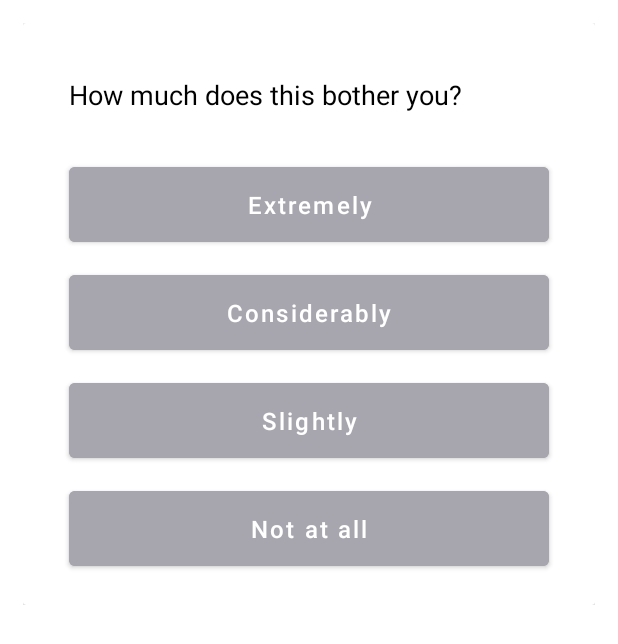
After one commit to ReetaThakur/MentalHealthApp, an Android app: the layout bottom_sheet_selection.xml on its own in the app's theme, with its tools: preview values and no code run, on a phone screen of 412 x 824 dp. The commit adds this screen. Shown: the top 644 px of the screen. Run offline under Robolectric (Android 15) with nearby library versions, the phone set to English and light mode, and no system bars.

Commit message:
commit............ not decided ................

```diff
--- a/app/src/main/java/com/application/mentalhealth/splashandonboarding/FifthScreen.kt
+++ b/app/src/main/java/com/application/mentalhealth/splashandonboarding/FifthScreen.kt
@@ -1,27 +1,19 @@
 package com.application.mentalhealth.splashandonboarding
-
 import android.os.Bundle
 import androidx.fragment.app.Fragment
-import android.view.LayoutInflater
 import android.view.View
-import android.view.ViewGroup
+import androidx.navigation.fragment.findNavController
 import androidx.viewpager2.widget.ViewPager2
 import com.application.mentalhealth.R
 import kotlinx.android.synthetic.main.fragment_fifth_screen.view.*
 
-class FifthScreen : Fragment() {
-    override fun onCreateView(
-        inflater: LayoutInflater, container: ViewGroup?,
-        savedInstanceState: Bundle?
-    ): View? {
-        // Inflate the layout for this fragment
-        val view = inflater.inflate(R.layout.fragment_fifth_screen, container, false)
+class FifthScreen : Fragment(R.layout.fragment_fifth_screen) {
+    override fun onViewCreated(view: View, savedInstanceState: Bundle?) {
+        super.onViewCreated(view, savedInstanceState)
 
-        val viewPager =  activity?.findViewById<ViewPager2>(R.id.viewPager)
-
-        view.btnNext5.setOnClickListener {
+        val viewPager = activity?.findViewById<ViewPager2>(R.id.viewPager)
+        view.btnNext511.setOnClickListener {
             viewPager?.currentItem = 6
         }
-        return view
     }
 }
--- a/app/src/main/java/com/application/mentalhealth/splashandonboarding/FourthScreen.kt
+++ b/app/src/main/java/com/application/mentalhealth/splashandonboarding/FourthScreen.kt
@@ -1,15 +1,16 @@
 package com.application.mentalhealth.splashandonboarding
 
 import android.os.Bundle
+import android.view.LayoutInflater
 import androidx.fragment.app.Fragment
-import android.view.LayoutInflater
 import android.view.View
 import android.view.ViewGroup
 import androidx.viewpager2.widget.ViewPager2
 import com.application.mentalhealth.R
 import kotlinx.android.synthetic.main.fragment_fourth_screen.view.*
 
-class FourthScreen : Fragment() {
+class FourthScreen : Fragment(R.layout.fragment_fourth_screen) {
+
     override fun onCreateView(
         inflater: LayoutInflater, container: ViewGroup?,
         savedInstanceState: Bundle?
--- /dev/null
+++ b/app/src/main/res/layout/bottom_sheet_selection.xml
@@ -0,0 +1,87 @@
+<?xml version="1.0" encoding="utf-8"?>
+<LinearLayout xmlns:android="http://schemas.android.com/apk/res/android"
+    xmlns:app="http://schemas.android.com/apk/res-auto"
+    android:id="@+id/bottom_sheet"
+    android:layout_width="match_parent"
+    android:layout_height="wrap_content"
+    android:background="#fff"
+    android:orientation="vertical"
+    android:padding="15dp"
+    app:behavior_hideable="true"
+    app:behavior_peekHeight="56dp"
+    app:layout_behavior="@string/bottom_sheet_behavior">
+
+    <androidx.cardview.widget.CardView
+        android:layout_width="match_parent"
+        android:foregroundGravity="bottom"
+        android:layout_height="wrap_content">
+        <LinearLayout
+            android:layout_width="match_parent"
+            android:layout_marginStart="15dp"
+            android:layout_marginEnd="15dp"
+            android:layout_marginBottom="20dp"
+            android:orientation="vertical"
+            android:layout_height="wrap_content">
+            <TextView
+                android:layout_width="wrap_content"
+                android:layout_height="wrap_content"
+                android:layout_marginStart="15dp"
+                android:layout_marginTop="35dp"
+                android:text="How much does this bother you?"
+                android:textColor="@color/black"
+                android:textSize="18sp"/>
+            <Button
+                android:id="@+id/btn_Extremely"
+                android:layout_width="match_parent"
+                android:layout_height="wrap_content"
+                android:backgroundTint="#A7A5AD"
+                android:textColor="@color/white"
+                android:text="Extremely"
+                android:textSize="16sp"
+                android:padding="14dp"
+                android:textAllCaps="false"
+                android:layout_marginStart="15dp"
+                android:layout_marginEnd="15dp"
+                android:layout_marginTop="30dp"/>
+            <Button
+                android:id="@+id/btn_Considerably"
+                android:layout_width="match_parent"
+                android:layout_height="wrap_content"
+                android:backgroundTint="#A7A5AD"
+                android:textColor="@color/white"
+                android:text="Considerably"
+                android:textSize="16sp"
+                android:padding="14dp"
+                android:textAllCaps="false"
+                android:layout_marginStart="15dp"
+                android:layout_marginEnd="15dp"
+                android:layout_marginTop="10dp"/>
+            <Button
+                android:id="@+id/btn_Slightly"
+                android:layout_width="match_parent"
+                android:layout_height="wrap_content"
+                android:backgroundTint="#A7A5AD"
+                android:textColor="@color/white"
+                android:text="Slightly"
+                android:textSize="16sp"
+                android:padding="14dp"
+                android:textAllCaps="false"
+                android:layout_marginStart="15dp"
+                android:layout_marginEnd="15dp"
+                android:layout_marginTop="10dp"/>
+            <Button
+                android:id="@+id/btn_NotAtAll"
+                android:layout_width="match_parent"
+                android:layout_height="wrap_content"
+                android:backgroundTint = "#A7A5AD"
+                android:textColor="@color/white"
+                android:text="Not at all"
+                android:textSize="16sp"
+                android:padding="14dp"
+                android:textAllCaps="false"
+                android:layout_marginStart="15dp"
+                android:layout_marginEnd="15dp"
+                android:layout_marginTop="10dp"/>
+        </LinearLayout>
+    </androidx.cardview.widget.CardView>
+</LinearLayout>
--- a/app/src/main/res/layout/fragment_fifth_screen.xml
+++ b/app/src/main/res/layout/fragment_fifth_screen.xml
@@ -46,7 +46,7 @@
             android:textAllCaps="false"
             android:textSize="14sp" />
         <Button
-            android:id="@+id/btnNext51"
+            android:id="@+id/btnNext511"
             android:layout_width="wrap_content"
             android:layout_height="wrap_content"
             android:layout_marginStart="30dp"
```
